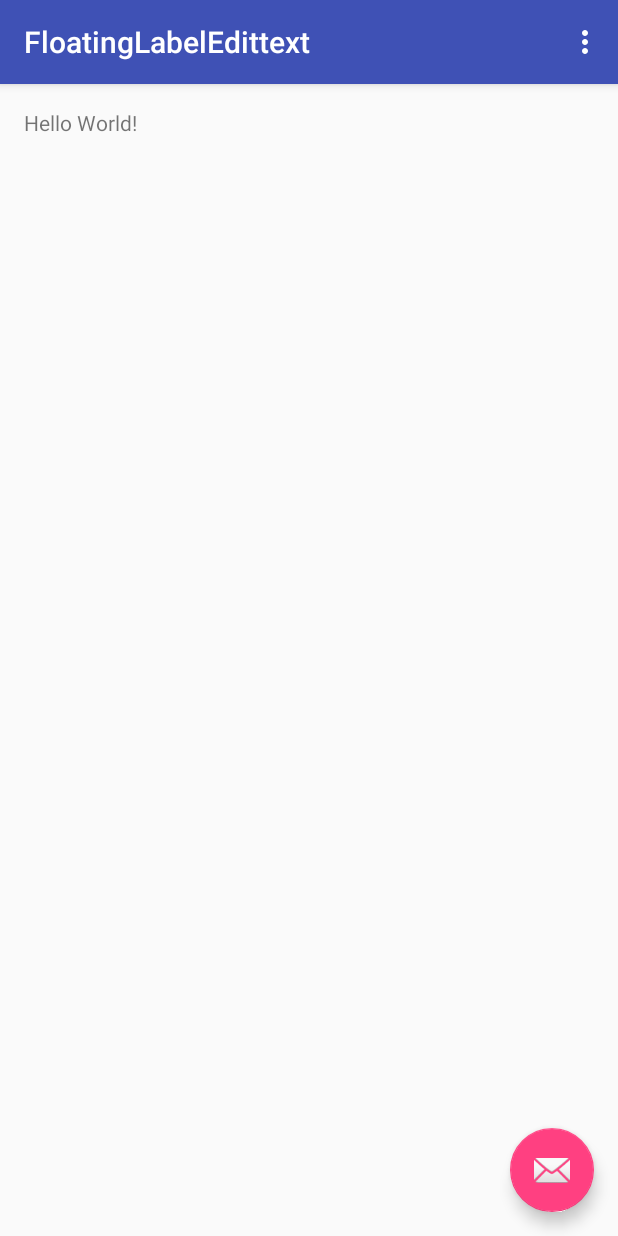
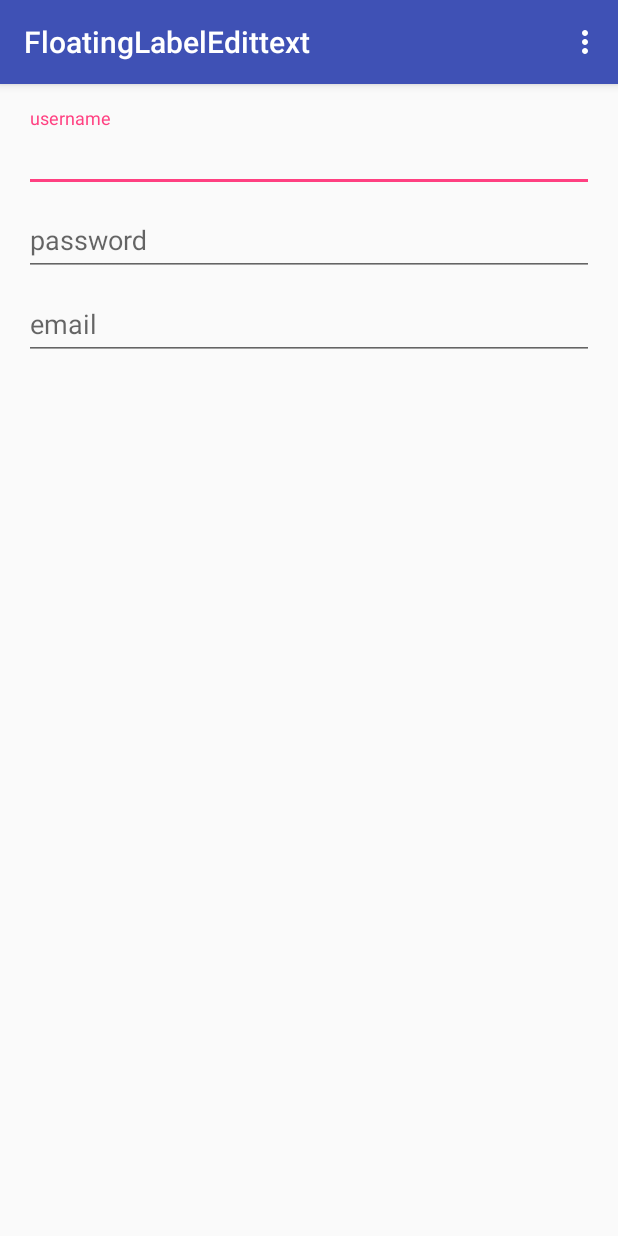
Before and after one commit to WeRockStar/Android-Floating-Label-Edit-Text, an Android app: the screen it shows after launch (MainActivity), on a phone screen of 412 x 824 dp. Run offline under Robolectric (Android 15) with nearby library versions, the phone set to English and light mode, and no system bars.

```diff
--- a/app/src/main/java/com/example/kotchaphan/floatinglabeledittext/MainActivity.java
+++ b/app/src/main/java/com/example/kotchaphan/floatinglabeledittext/MainActivity.java
@@ -18,14 +18,6 @@ public class MainActivity extends AppCompatActivity {
         Toolbar toolbar = (Toolbar) findViewById(R.id.toolbar);
         setSupportActionBar(toolbar);
 
-        FloatingActionButton fab = (FloatingActionButton) findViewById(R.id.fab);
-        fab.setOnClickListener(new View.OnClickListener() {
-            @Override
-            public void onClick(View view) {
-                Snackbar.make(view, "Replace with your own action", Snackbar.LENGTH_LONG)
-                        .setAction("Action", null).show();
-            }
-        });
     }
 
     @Override
--- a/app/src/main/res/layout/activity_main.xml
+++ b/app/src/main/res/layout/activity_main.xml
@@ -1,26 +1,81 @@
 <?xml version="1.0" encoding="utf-8"?>
-<android.support.design.widget.CoordinatorLayout
-    xmlns:android="http://schemas.android.com/apk/res/android"
+<android.support.design.widget.CoordinatorLayout xmlns:android="http://schemas.android.com/apk/res/android"
     xmlns:app="http://schemas.android.com/apk/res-auto"
-    xmlns:tools="http://schemas.android.com/tools" android:layout_width="match_parent"
-    android:layout_height="match_parent" android:fitsSystemWindows="true"
+    xmlns:tools="http://schemas.android.com/tools"
+    android:layout_width="match_parent"
+    android:layout_height="match_parent"
+    android:fitsSystemWindows="true"
     tools:context=".MainActivity">
 
-    <android.support.design.widget.AppBarLayout android:layout_height="wrap_content"
-        android:layout_width="match_parent" android:theme="@style/AppTheme.AppBarOverlay">
+    <android.support.design.widget.AppBarLayout
+        android:layout_width="match_parent"
+        android:layout_height="wrap_content"
+        android:theme="@style/AppTheme.AppBarOverlay">
 
-        <android.support.v7.widget.Toolbar android:id="@+id/toolbar"
-            android:layout_width="match_parent" android:layout_height="?attr/actionBarSize"
-            android:background="?attr/colorPrimary" android:theme="@style/AppTheme.AppBarOverlay"
+        <android.support.v7.widget.Toolbar
+            android:id="@+id/toolbar"
+            android:layout_width="match_parent"
+            android:layout_height="?attr/actionBarSize"
+            android:background="?attr/colorPrimary"
+            android:theme="@style/AppTheme.AppBarOverlay"
             app:popupTheme="@style/AppTheme.PopupOverlay" />
 
     </android.support.design.widget.AppBarLayout>
 
-    <include layout="@layout/content_main" />
+    <RelativeLayout
+        android:layout_width="match_parent"
+        android:layout_height="match_parent"
+        android:paddingBottom="@dimen/activity_vertical_margin"
+        android:paddingLeft="@dimen/activity_horizontal_margin"
+        android:paddingRight="@dimen/activity_horizontal_margin"
+        android:paddingTop="@dimen/activity_vertical_margin"
+        app:layout_behavior="@string/appbar_scrolling_view_behavior"
+        tools:context=".MainActivity"
+        tools:showIn="@layout/activity_main">
 
-    <android.support.design.widget.FloatingActionButton android:id="@+id/fab"
-        android:layout_width="wrap_content" android:layout_height="wrap_content"
-        android:layout_gravity="end|bottom" android:layout_margin="@dimen/fab_margin"
-        android:src="@android:drawable/ic_dialog_email" />
+        <android.support.design.widget.TextInputLayout
+            android:id="@+id/inputUsernameLayout"
+            android:layout_width="match_parent"
+            android:layout_height="wrap_content">
+
+            <EditText
+                android:id="@+id/edtUsername"
+                android:layout_width="match_parent"
+                android:layout_height="wrap_content"
+                android:hint="username" />
+
+        </android.support.design.widget.TextInputLayout>
+
+        <android.support.design.widget.TextInputLayout
+            android:id="@+id/inputPasswordLayout"
+            android:layout_width="match_parent"
+            android:layout_height="wrap_content"
+            android:layout_below="@id/inputUsernameLayout">
+
+            <EditText
+                android:id="@+id/edtPassword"
+                android:layout_width="match_parent"
+                android:layout_height="wrap_content"
+                android:hint="password"
+                android:inputType="textPassword" />
+
+        </android.support.design.widget.TextInputLayout>
+
+        <android.support.design.widget.TextInputLayout
+            android:id="@+id/inputEmailLayout"
+            android:layout_width="match_parent"
+            android:layout_height="wrap_content"
+            android:layout_below="@id/inputPasswordLayout">
+
+            <EditText
+                android:id="@+id/edtEmail"
+                android:layout_width="match_parent"
+                android:layout_height="wrap_content"
+                android:hint="email"
+                android:inputType="textEmailAddress" />
+
+        </android.support.design.widget.TextInputLayout>
+    </RelativeLayout>
+
 
 </android.support.design.widget.CoordinatorLayout>
--- a/app/src/main/res/layout/content_main.xml
+++ /dev/null
@@ -1,14 +0,0 @@
-<?xml version="1.0" encoding="utf-8"?>
-<RelativeLayout xmlns:android="http://schemas.android.com/apk/res/android"
-    xmlns:tools="http://schemas.android.com/tools"
-    xmlns:app="http://schemas.android.com/apk/res-auto" android:layout_width="match_parent"
-    android:layout_height="match_parent" android:paddingLeft="@dimen/activity_horizontal_margin"
-    android:paddingRight="@dimen/activity_horizontal_margin"
-    android:paddingTop="@dimen/activity_vertical_margin"
-    android:paddingBottom="@dimen/activity_vertical_margin"
-    app:layout_behavior="@string/appbar_scrolling_view_behavior"
-    tools:showIn="@layout/activity_main" tools:context=".MainActivity">
-
-    <TextView android:text="Hello World!" android:layout_width="wrap_content"
-        android:layout_height="wrap_content" />
-</RelativeLayout>
```
Also changed, not shown: 1 other file.
